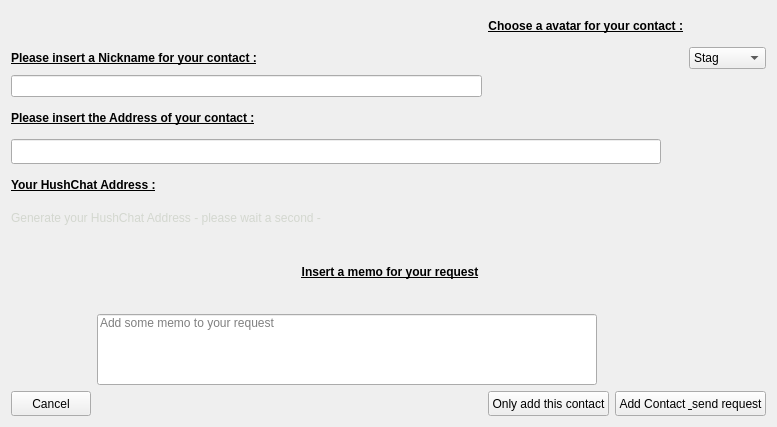
Above: src/contactrequest.ui from jahway603/SilentDragonLite before the change. Below: the same form after it.
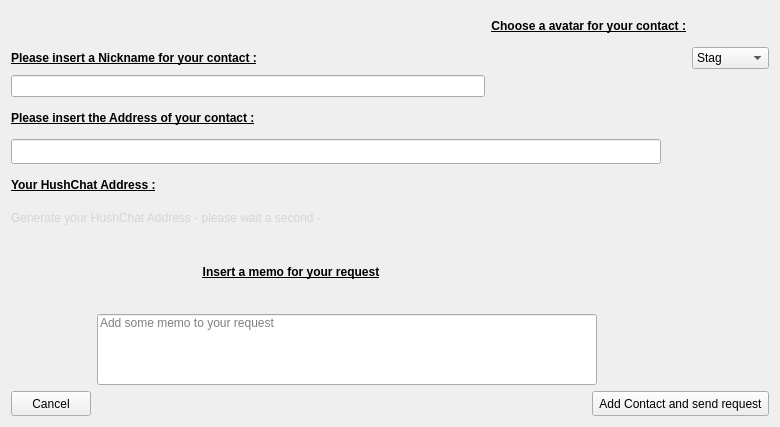
That is the form after the change. Icons and pictures are not drawn.

Commit message: fix some typos, delete -add only a contact- on chattab

The edit to the form file:
```diff
--- a/src/contactrequest.ui
+++ b/src/contactrequest.ui
@@ -6,7 +6,7 @@
    <rect>
     <x>0</x>
     <y>0</y>
-    <width>777</width>
+    <width>780</width>
     <height>427</height>
    </rect>
   </property>
@@ -233,7 +233,7 @@
      </property>
     </spacer>
    </item>
-   <item row="7" column="1" colspan="3">
+   <item row="7" column="1">
     <widget class="QLabel" name="label_2">
      <property name="text">
       <string>&lt;html&gt;&lt;head/&gt;&lt;body&gt;&lt;p align=&quot;center&quot;&gt;&lt;span style=&quot; font-weight:600; text-decoration: underline;&quot;&gt;Insert a memo for your request&lt;/span&gt;&lt;/p&gt;&lt;/body&gt;&lt;/html&gt;</string>
@@ -318,36 +318,11 @@
      </property>
     </spacer>
    </item>
-   <item row="9" column="2">
-    <widget class="QPushButton" name="onlyAdd">
-     <property name="maximumSize">
-      <size>
-       <width>152</width>
-       <height>25</height>
-      </size>
-     </property>
-     <property name="baseSize">
-      <size>
-       <width>100</width>
-       <height>0</height>
-      </size>
-     </property>
-     <property name="text">
-      <string>Only add this contact</string>
-     </property>
-     <property name="autoDefault">
-      <bool>false</bool>
-     </property>
-     <property name="flat">
-      <bool>false</bool>
-     </property>
-    </widget>
-   </item>
    <item row="9" column="3" colspan="2">
     <widget class="QPushButton" name="sendRequestButton">
      <property name="maximumSize">
       <size>
-       <width>188</width>
+       <width>300</width>
        <height>25</height>
       </size>
      </property>
@@ -358,7 +333,7 @@
       </size>
      </property>
      <property name="text">
-      <string>Add Contact &amp; send request</string>
+      <string>Add Contact and send request</string>
      </property>
      <property name="autoDefault">
       <bool>false</bool>
```
The commit also changes 1 other file.
